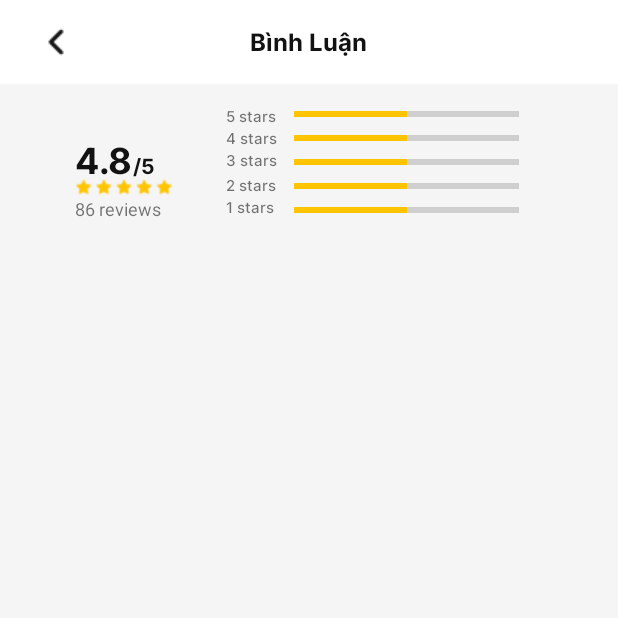
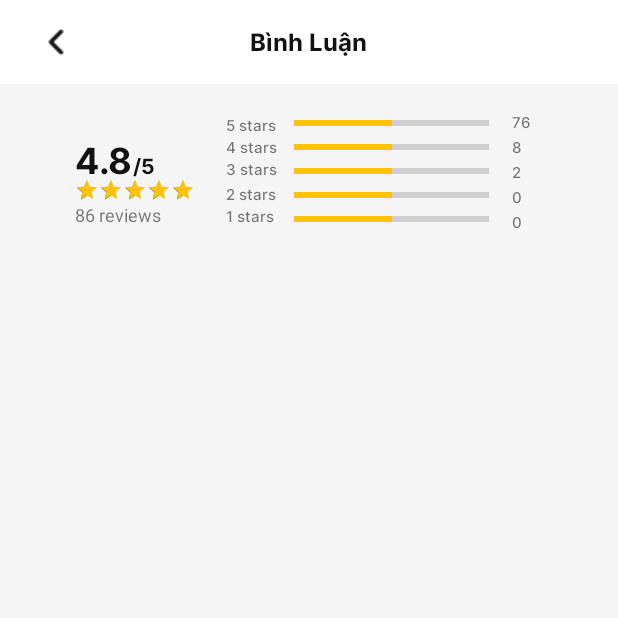
Before and after one commit to WhynotWang22/Ungdungmuadocongsonams_LTMT12, an Android app: the CommentActivity screen opened directly, with no data from a screen before it, on a phone screen of 412 x 824 dp, the top half of it. Run offline under Robolectric (Android 15) with nearby library versions, the phone set to English and light mode, and no system bars.

Commit message:
updated 21/11

```diff
--- a/app/src/main/java/com/whynotquang/ungdungmuadocongsonam_ltmt12/activity/ChitietActivity.java
+++ b/app/src/main/java/com/whynotquang/ungdungmuadocongsonam_ltmt12/activity/ChitietActivity.java
@@ -1,5 +1,6 @@
 package com.whynotquang.ungdungmuadocongsonam_ltmt12.activity;
 
+import android.annotation.SuppressLint;
 import android.content.Intent;
 import android.content.SharedPreferences;
 import android.os.Bundle;
@@ -9,6 +10,7 @@ import android.widget.Button;
 import android.widget.ImageButton;
 import android.widget.ProgressBar;
 import android.widget.RadioButton;
+import android.widget.RatingBar;
 import android.widget.TextView;
 import android.widget.Toast;
 
@@ -62,6 +64,8 @@ public class ChitietActivity extends AppCompatActivity {
     int soluong=1;
     String color;
     String size;
+    RatingBar ratingbar_chitiet;
+    @SuppressLint("MissingInflatedId")
     @Override
     protected void onCreate(Bundle savedInstanceState) {
         super.onCreate(savedInstanceState);
@@ -69,6 +73,7 @@ public class ChitietActivity extends AppCompatActivity {
         tv_title_product_chitiet = findViewById(R.id.tv_title_product_chitiet);
         tv_price_product_chitiet = findViewById(R.id.tv_price_product_chitiet);
         tv_so_luot_review = findViewById(R.id.tv_so_luot_review);
+        ratingbar_chitiet  = findViewById(R.id.ratingbar_chitiet);
         img_product = findViewById(R.id.img_product);
         cardview_img = findViewById(R.id.cardview_img);
         recyclerView_size = findViewById(R.id.rc_view_size);
@@ -224,11 +229,14 @@ public class ChitietActivity extends AppCompatActivity {
                     productCommentList = new ArrayList<>();
                     productCommentList.addAll(response.body().getProductItems());
                     tv_so_luot_review.setText(response.body().getDem()  + " Bình Luận");
-
+                    for (int i = 0; i < productCommentList.size(); i++) {
+                        ratingbar_chitiet.setRating((response.body().getAvg()));
+                    }
                 }
             }
             @Override
             public void onFailure(Call<ProductComment> call, Throwable t) {
+
             }
         });
     }
--- a/app/src/main/java/com/whynotquang/ungdungmuadocongsonam_ltmt12/activity/CommentActivity.java
+++ b/app/src/main/java/com/whynotquang/ungdungmuadocongsonam_ltmt12/activity/CommentActivity.java
@@ -11,6 +11,7 @@ import android.os.Bundle;
 import android.view.View;
 import android.widget.ImageButton;
 import android.widget.ProgressBar;
+import android.widget.RatingBar;
 import android.widget.TextView;
 import android.widget.Toast;
 
@@ -43,11 +44,17 @@ public class CommentActivity extends AppCompatActivity {
     private TextView tv_avg;
     private TextView tv_dem_comments;
     private CommentAdapter commentAdapter;
+    private RatingBar ratingbar_cmt1;
     private ProgressBar progress5;
     private ProgressBar progress4;
     private ProgressBar progress3;
     private ProgressBar progress2;
     private ProgressBar progress1;
+    private TextView tvDemsao1;
+    private TextView tvDemsao2;
+    private TextView tvDemsao3;
+    private TextView tvDemsao4;
+    private TextView tvDemsao5;
     List<Comment> productCommentList;
     List<Comment> productCommentList1 = new ArrayList<>();
     List<Comment> productCommentList2 = new ArrayList<>();
@@ -60,11 +67,16 @@ public class CommentActivity extends AppCompatActivity {
     protected void onCreate(Bundle savedInstanceState) {
         super.onCreate(savedInstanceState);
         setContentView(R.layout.activity_comment);
-
+        ratingbar_cmt1 = findViewById(R.id.ratingbar_cmt1);
         rc_comment = findViewById(R.id.rc_comment);
         tv_avg = findViewById(R.id.tv_avg);
         tv_dem_comments = findViewById(R.id.tv_dem_comments);
         btnback_comment = findViewById(R.id.btnback_comment);
+        tvDemsao1 = (TextView) findViewById(R.id.tv_demsao1);
+        tvDemsao2 = (TextView) findViewById(R.id.tv_demsao2);
+        tvDemsao3 = (TextView) findViewById(R.id.tv_demsao3);
+        tvDemsao4 = (TextView) findViewById(R.id.tv_demsao4);
+        tvDemsao5 = (TextView) findViewById(R.id.tv_demsao5);
         progress5 = (ProgressBar) findViewById(R.id.progress_5);
         progress4 = (ProgressBar) findViewById(R.id.progress_4);
         progress3 = (ProgressBar) findViewById(R.id.progress_3);
@@ -101,6 +113,7 @@ public class CommentActivity extends AppCompatActivity {
                     CommentAdapter commentAdapter = new CommentAdapter(productCommentList,getApplicationContext());
                     rc_comment.setAdapter(commentAdapter);
                     for (int i = 0; i < productCommentList.size(); i++) {
+                        ratingbar_cmt1.setRating((response.body().getAvg()));
                         if (productCommentList.get(i).getRatingStar() == 1) {
                             productCommentList1.add(productCommentList.get(i));
                         } else if (productCommentList.get(i).getRatingStar() == 1) {
@@ -132,6 +145,11 @@ public class CommentActivity extends AppCompatActivity {
                         progress3.setProgress(productCommentList3.size());
                         progress4.setProgress(productCommentList4.size());
                         progress5.setProgress(productCommentList5.size());
+                        tvDemsao5.setText(String.valueOf(productCommentList5.size()));
+                        tvDemsao4.setText(String.valueOf(productCommentList4.size()));
+                        tvDemsao3.setText(String.valueOf(productCommentList3.size()));
+                        tvDemsao2.setText(String.valueOf(productCommentList2.size()));
+                        tvDemsao1.setText(String.valueOf(productCommentList1.size()));
                     }
                     commentAdapter.notifyDataSetChanged();
                 }
--- a/app/src/main/res/layout/activity_chitiet.xml
+++ b/app/src/main/res/layout/activity_chitiet.xml
@@ -104,11 +104,16 @@
                         android:layout_marginTop="18dp"
                         android:orientation="horizontal">
 
-                        <ImageView
+                        <RatingBar
+                            android:progressTint="@color/rating"
+                            android:id="@+id/ratingbar_chitiet"
+                            style="@style/Widget.AppCompat.RatingBar.Small"
                             android:layout_width="wrap_content"
-                            android:layout_height="12dp"
-                            android:src="@drawable/star" />
-
+                            android:layout_height="wrap_content"
+                            android:layout_alignRight="@+id/rating_5"
+                            android:isIndicator="true"
+                            android:numStars="5"
+                            android:rating="5" />
                         <TextView
                             android:id="@+id/tv_so_luot_review"
                             android:layout_width="wrap_content"
--- a/app/src/main/res/layout/activity_comment.xml
+++ b/app/src/main/res/layout/activity_comment.xml
@@ -67,13 +67,19 @@
         </LinearLayout>
 
         <LinearLayout
-            android:layout_width="65dp"
-            android:layout_height="29dp"
+            android:layout_width="85dp"
+            android:layout_height="35dp"
             android:orientation="vertical">
-            <ImageView
+            <RatingBar
+                android:progressTint="@color/rating"
+                android:id="@+id/ratingbar_cmt1"
+                style="@style/Widget.AppCompat.RatingBar.Small"
                 android:layout_width="wrap_content"
-                android:layout_height="12dp"
-                android:src="@drawable/star" />
+                android:layout_height="wrap_content"
+                android:layout_alignRight="@+id/rating_5"
+                android:isIndicator="true"
+                android:numStars="5"
+                android:rating="5" />
             <TextView
                 android:id="@+id/tv_dem_comments"
                 android:layout_width="wrap_content"
@@ -127,14 +133,14 @@
            </LinearLayout>
             <LinearLayout
                 android:layout_marginLeft="10dp"
-                android:layout_width="match_parent"
+                android:layout_width="wrap_content"
                 android:layout_height="wrap_content"
                 android:orientation="vertical">
                 <ProgressBar
                     android:progressTint="@color/rating"
                     android:id="@+id/progress_5"
                     style="@style/Base.Widget.AppCompat.ProgressBar.Horizontal"
-                    android:layout_width="150dp"
+                    android:layout_width="130dp"
                     android:layout_height="wrap_content"
                     android:layout_toRightOf="@+id/rating_5"
                     android:progress="50" />
@@ -142,7 +148,7 @@
                     android:progressTint="@color/rating"
                     android:id="@+id/progress_4"
                     style="@style/Base.Widget.AppCompat.ProgressBar.Horizontal"
-                    android:layout_width="150dp"
+                    android:layout_width="130dp"
                     android:layout_height="wrap_content"
                     android:layout_toRightOf="@+id/rating_5"
                     android:progress="50" />
@@ -150,7 +156,7 @@
                     android:progressTint="@color/rating"
                     android:id="@+id/progress_3"
                     style="@style/Base.Widget.AppCompat.ProgressBar.Horizontal"
-                    android:layout_width="150dp"
+                    android:layout_width="130dp"
                     android:layout_height="wrap_content"
                     android:layout_toRightOf="@+id/rating_5"
                     android:progress="50" />
@@ -158,7 +164,7 @@
                     android:progressTint="@color/rating"
                     android:id="@+id/progress_2"
                     style="@style/Base.Widget.AppCompat.ProgressBar.Horizontal"
-                    android:layout_width="150dp"
+                    android:layout_width="130dp"
                     android:layout_height="wrap_content"
                     android:layout_toRightOf="@+id/rating_5"
                     android:progress="50" />
@@ -166,10 +172,56 @@
                     android:progressTint="@color/rating"
                     android:id="@+id/progress_1"
                     style="@style/Base.Widget.AppCompat.ProgressBar.Horizontal"
-                    android:layout_width="150dp"
+                    android:layout_width="130dp"
                     android:layout_height="wrap_content"
                     android:layout_toRightOf="@+id/rating_5"
                     android:progress="50" />
+            </LinearLayout>
+            <LinearLayout
+                android:layout_marginLeft="15dp"
+                android:layout_width="wrap_content"
+                android:layout_height="wrap_content"
+                android:orientation="vertical">
+                <TextView
+                    android:layout_width="wrap_content"
+                    android:layout_height="wrap_content"
+                    android:text="76"
+                    android:textSize="10dp"
+                    android:id="@+id/tv_demsao5"
+                    android:fontFamily="@font/intermedium"/>
+
+                <TextView
+                    android:id="@+id/tv_demsao4"
+                    android:layout_marginTop="2dp"
+                    android:layout_width="match_parent"
+                    android:layout_height="wrap_content"
+                    android:fontFamily="@font/intermedium"
+                    android:text="8"
+                    android:textSize="10dp" />
+                <TextView
+                    android:layout_width="wrap_content"
+                    android:layout_height="wrap_content"
+                    android:text="2"
+                    android:layout_marginTop="2dp"
+                    android:textSize="10dp"
+                    android:id="@+id/tv_demsao3"
+                    android:fontFamily="@font/intermedium"/>
+                <TextView
+                    android:layout_width="wrap_content"
+                    android:layout_height="wrap_content"
+                    android:text="0"
+                    android:textSize="10dp"
+                    android:layout_marginTop="2dp"
+                    android:id="@+id/tv_demsao2"
+                    android:fontFamily="@font/intermedium"/>
+                <TextView
+                    android:layout_marginTop="2dp"
+                    android:layout_width="wrap_content"
+                    android:layout_height="wrap_content"
+                    android:text="0"
+                    android:textSize="10dp"
+                    android:id="@+id/tv_demsao1"
+                    android:fontFamily="@font/intermedium"/>
             </LinearLayout>
         </LinearLayout>
     </LinearLayout>
```
